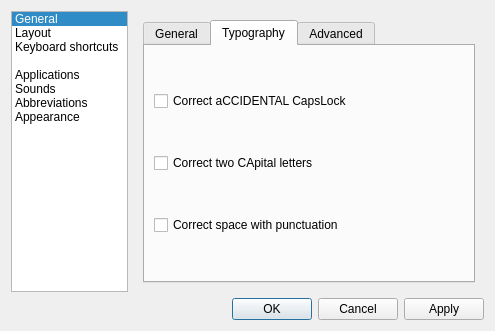
Before: the Qt Designer form src/Config/QXNConfigDialog.ui in dept2/qxneur, drawn with Qt 5.
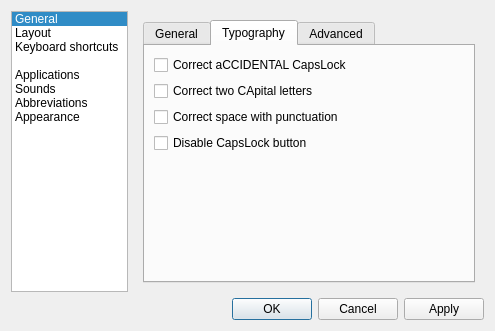
After: the same form once the commit is applied. The open tabs and pages were chosen to show the change. Icons and pictures are not drawn.

Commit message: Added disabling CapsLock button into QXNConfigDialog

```diff
--- a/src/Config/QXNConfigDialog.ui
+++ b/src/Config/QXNConfigDialog.ui
@@ -201,6 +201,26 @@
              </property>
             </widget>
            </item>
+           <item>
+            <widget class="QCheckBox" name="disableCapsCheckBox">
+             <property name="text">
+              <string>Disable CapsLock button</string>
+             </property>
+            </widget>
+           </item>
+           <item>
+            <spacer name="verticalSpacer">
+             <property name="orientation">
+              <enum>Qt::Vertical</enum>
+             </property>
+             <property name="sizeHint" stdset="0">
+              <size>
+               <width>20</width>
+               <height>137</height>
+              </size>
+             </property>
+            </spacer>
+           </item>
           </layout>
          </widget>
          <widget class="QWidget" name="advancedTab">
```
Left out of the diff: 15 changed lines with no effect on the pictures. The commit also changes 2 other files.
